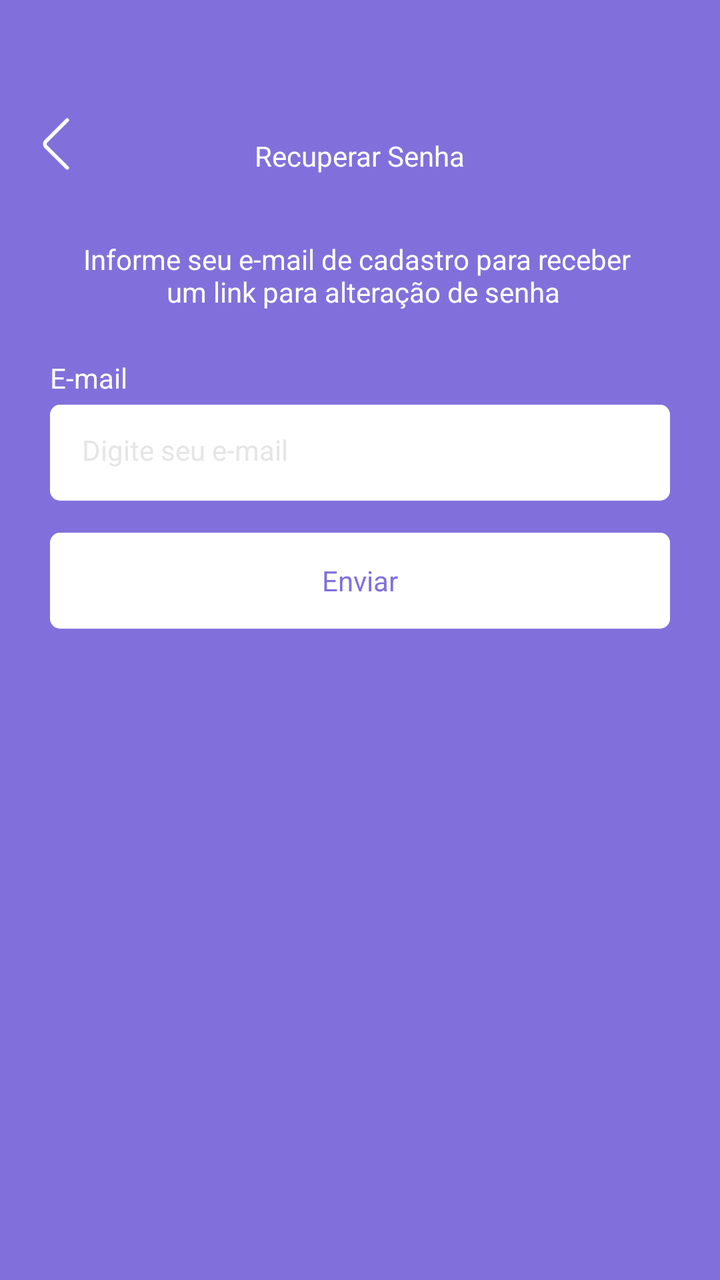
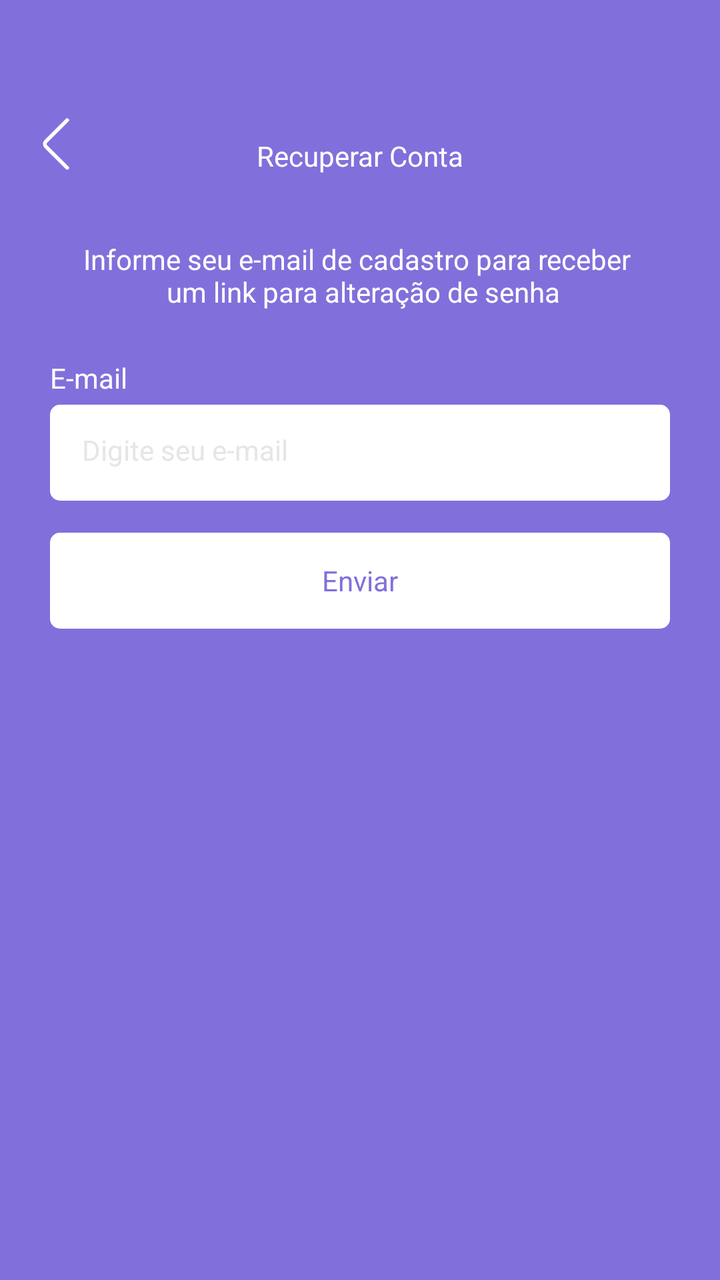

Screens rendered from an Android XML layout before and after an edit, with the pre-edit source and the edit as a unified diff.
<!-- AndroidManifest.xml: application theme Theme.Kanban -->
<!-- res/layout/fragment_recover_account.xml -->
<?xml version="1.0" encoding="utf-8"?>
<ScrollView xmlns:android="http://schemas.android.com/apk/res/android"
    xmlns:tools="http://schemas.android.com/tools"
    android:layout_width="match_parent"
    android:layout_height="match_parent"
    xmlns:app="http://schemas.android.com/apk/res-auto"
    tools:context=".ui.auth.RecoverAccountFragment"
    android:fillViewport="true">


    <LinearLayout
        android:layout_width="match_parent"
        android:layout_height="wrap_content"
        android:orientation="vertical"
        android:id="@+id/LinearLayout1">

        <com.google.android.material.appbar.MaterialToolbar
            android:id="@+id/toolbar"
            android:layout_width="match_parent"
            android:layout_height="wrap_content"
            app:navigationIcon="@drawable/ic_back"
            android:paddingTop="40dp">

            <TextView
                android:layout_width="wrap_content"
                android:layout_height="wrap_content"
                android:text="Recuperar Senha"
                android:textColor="@color/white"
                android:layout_gravity="center_horizontal"
                android:paddingTop="20dp"/>

        </com.google.android.material.appbar.MaterialToolbar>

        <LinearLayout
            android:id="@+id/LinearLayout2"
            android:layout_width="match_parent"
            android:layout_height="wrap_content"
            android:orientation="vertical"
            android:layout_marginHorizontal="25dp">

            <TextView
                android:layout_width="match_parent"
                android:layout_height="wrap_content"
                android:id="@+id/textViewMensagem"
                android:text="Informe seu e-mail de cadastro para receber \n um link para alteração de senha"
                android:textColor="@color/white"
                android:textAlignment="center"
                android:layout_marginTop="24dp"/>

            <TextView
                android:layout_width="wrap_content"
                android:layout_height="wrap_content"
                android:text="E-mail"
                android:layout_marginTop="24dp"
                android:textColor="@color/white"/>

            <EditText
                android:id="@+id/editTextEmail"
                style="@style/EditTextTheme"
                android:layout_width="match_parent"
                android:layout_height="48dp"
                android:hint="Digite seu e-mail"
                android:textColorHint="@color/slight_white"
                android:inputType="textEmailAddress"
                android:layout_marginTop="4dp"/>


            <com.google.android.material.button.MaterialButton
                android:id="@+id/buttonEnviar"
                style="@style/ButtonTheme"
                android:layout_width="match_parent"
                android:layout_height="wrap_content"
                android:text="Enviar"
                app:backgroundTint="@null"
                android:layout_marginTop="16dp"/>

            <LinearLayout
                android:layout_width="match_parent"
                android:layout_height="wrap_content"
                android:orientation="horizontal"
                android:layout_marginTop="4dp">
            </LinearLayout>

            <ProgressBar
                android:layout_width="wrap_content"
                android:layout_height="wrap_content"
                android:layout_marginTop="8dp"
                android:indeterminateTint="@color/white"
                android:layout_gravity="center"
                tools:visibility="visible"
                android:visibility="invisible"/>
        </LinearLayout>
    </LinearLayout>

</ScrollView>
<!-- resources referenced by this layout -->
<resources>
  <color name="slight_white">#E6E6E6</color>
  <color name="white">#FFFFFFFF</color>
  <!-- drawable ic_back (drawable) -->
  <vector xmlns:android="http://schemas.android.com/apk/res/android" android:height="30dp" android:viewportHeight="32" android:viewportWidth="32" android:width="30dp">
        
      <path android:fillColor="#FFFFFF" android:pathData="M22,29.73a1,1 0,0 1,-0.71 -0.29L9.93,18.12a3,3 0,0 1,0 -4.24L21.24,2.56A1,1 0,1 1,22.66 4L11.34,15.29a1,1 0,0 0,0 1.42L22.66,28a1,1 0,0 1,0 1.42A1,1 0,0 1,22 29.73Z"/>
      
  </vector>
  <style name="ButtonTheme" parent="Theme.MaterialComponents.DayNight.NoActionBar">
          <item name="android:background">@drawable/bg_btn</item>
          <item name="android:textAllCaps">false</item>
          <item name="android:textColor">@color/color_default</item>
          <item name="android:backgroundTint">@null</item>
      </style>
  <style name="EditTextTheme" parent="Theme.MaterialComponents.DayNight.NoActionBar">
          <item name="android:background">@drawable/bg_edit_text</item>
          <item name="android:padding">16dp</item>
          <item name="android:textSize">14sp</item>
      </style>
  <style name="Theme.Kanban" parent="Base.Theme.Kanban" />
  <!-- drawable bg_btn (drawable) -->
  <?xml version="1.0" encoding="utf-8"?>
  <shape xmlns:android="http://schemas.android.com/apk/res/android"
      android:shape="rectangle">
  
      <solid android:color="@color/white"/>
      <corners android:radius="5dp"/>
  
  </shape>
  <color name="color_default">#8170DB</color>
  <!-- drawable bg_edit_text (drawable) -->
  <?xml version="1.0" encoding="utf-8"?>
  <shape xmlns:android="http://schemas.android.com/apk/res/android"
      android:shape="rectangle">
  
      <solid android:color="@color/white"/>
      <corners android:radius="5dp"/>
  
  </shape>
  <style name="Base.Theme.Kanban" parent="Theme.Material3.DayNight.NoActionBar">
          
          
          <item name="colorPrimary">@color/color_default</item>
          <item name="colorPrimaryVariant">@color/color_default</item>
          <item name="android:windowBackground">@color/color_default</item>
      </style>
</resources>

<!-- the commit's change to res/layout/fragment_recover_account.xml (unified diff, before → after) -->
@@ -24,7 +24,7 @@
             <TextView
                 android:layout_width="wrap_content"
                 android:layout_height="wrap_content"
-                android:text="Recuperar Senha"
+                android:text="@string/text_recover_account"
                 android:textColor="@color/white"
                 android:layout_gravity="center_horizontal"
                 android:paddingTop="20dp"/>
@@ -42,7 +42,7 @@
                 android:layout_width="match_parent"
                 android:layout_height="wrap_content"
                 android:id="@+id/textViewMensagem"
-                android:text="Informe seu e-mail de cadastro para receber \n um link para alteração de senha"
+                android:text="@string/text_info_email_for_recover"
                 android:textColor="@color/white"
                 android:textAlignment="center"
                 android:layout_marginTop="24dp"/>
@@ -50,7 +50,7 @@
             <TextView
                 android:layout_width="wrap_content"
                 android:layout_height="wrap_content"
-                android:text="E-mail"
+                android:text="@string/text_email"
                 android:layout_marginTop="24dp"
                 android:textColor="@color/white"/>
 
@@ -59,7 +59,7 @@
                 style="@style/EditTextTheme"
                 android:layout_width="match_parent"
                 android:layout_height="48dp"
-                android:hint="Digite seu e-mail"
+                android:hint="@string/text_hint_type_email"
                 android:textColorHint="@color/slight_white"
                 android:inputType="textEmailAddress"
                 android:layout_marginTop="4dp"/>
@@ -70,7 +70,7 @@
                 style="@style/ButtonTheme"
                 android:layout_width="match_parent"
                 android:layout_height="wrap_content"
-                android:text="Enviar"
+                android:text="@string/text_send"
                 app:backgroundTint="@null"
                 android:layout_marginTop="16dp"/>
 
<!-- resource entries referenced after the edit -->
@@ -8,6 +8,11 @@
       <path android:fillColor="#FFFFFF" android:pathData="M22,29.73a1,1 0,0 1,-0.71 -0.29L9.93,18.12a3,3 0,0 1,0 -4.24L21.24,2.56A1,1 0,1 1,22.66 4L11.34,15.29a1,1 0,0 0,0 1.42L22.66,28a1,1 0,0 1,0 1.42A1,1 0,0 1,22 29.73Z"/>
       
   </vector>
+  <string name="text_email">E-mail</string>
+  <string name="text_hint_type_email">Digite seu e-mail</string>
+  <string name="text_info_email_for_recover">Informe seu e-mail de cadastro para receber \n um link para alteração de senha</string>
+  <string name="text_recover_account">Recuperar Conta</string>
+  <string name="text_send">Enviar</string>
   <style name="ButtonTheme" parent="Theme.MaterialComponents.DayNight.NoActionBar">
           <item name="android:background">@drawable/bg_btn</item>
           <item name="android:textAllCaps">false</item>
